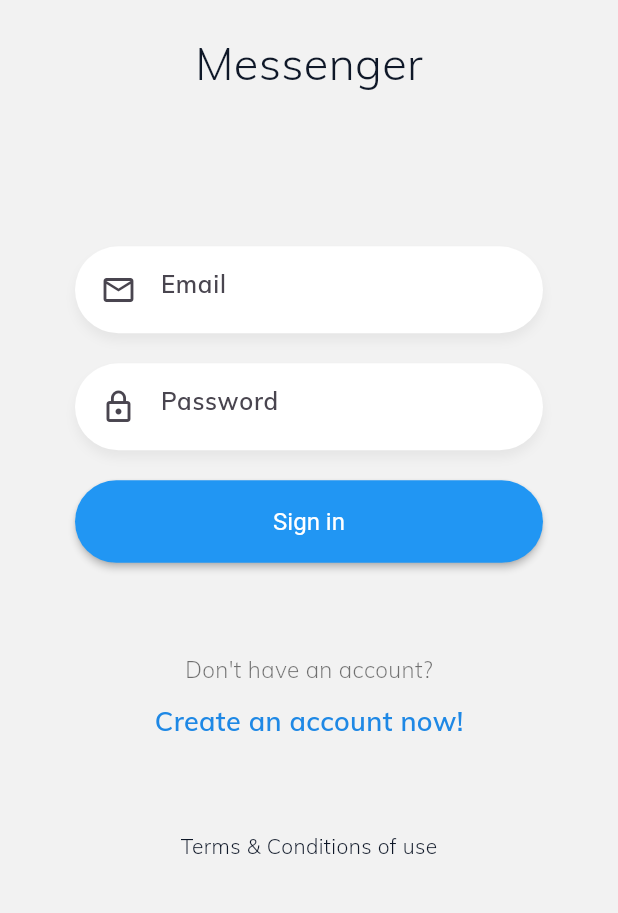
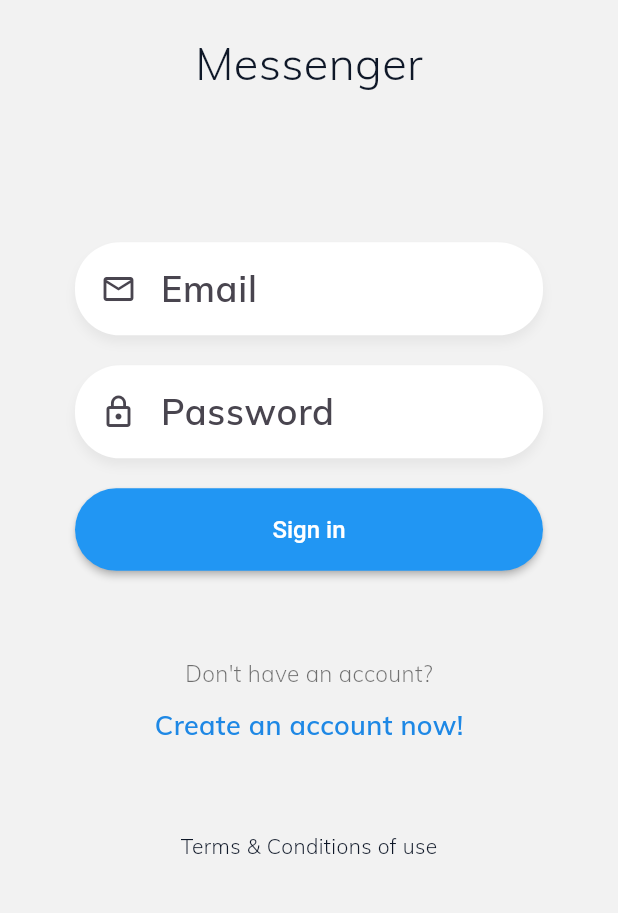
Before and after one commit to LagunaPDevs/flutter-chat-app, a Flutter app: the LoginPage screen opened by its route, on a phone screen of 412 x 824 dp, the part 251-1164 px from its top. Run offline on Flutter 3.47's test engine with Material 3 defaults, Android fonts, the phone set to English and light mode, and no system bars; our stand-ins replace flutter_secure_storage, pull_to_refresh, socket_io_client; accounts and stored records are empty; network calls fail.

```diff
--- a/lib/main.dart
+++ b/lib/main.dart
@@ -4,6 +4,7 @@ import 'package:realtime_chat/routes/routes.dart';
 import 'package:realtime_chat/services/auth_service.dart';
 import 'package:realtime_chat/services/chat_service.dart';
 import 'package:realtime_chat/services/socket_service.dart';
+import 'package:realtime_chat/themes/dark_theme.dart';
 import 'package:realtime_chat/themes/light_theme.dart';
 
 void main() {
@@ -24,11 +25,13 @@ class MyApp extends StatelessWidget {
         ChangeNotifierProvider(create: (context) => ChatService())
       ],
       child: MaterialApp(
-          debugShowCheckedModeBanner: false,
-          title: 'Chat App',
-          initialRoute: 'loading',
-          routes: appRoutes,
-          theme: lightTheme),
+        debugShowCheckedModeBanner: false,
+        title: 'Chat App',
+        initialRoute: 'loading',
+        routes: appRoutes,
+        theme: lightTheme,
+        darkTheme: darkTheme,
+      ),
     );
   }
 }
--- a/lib/themes/dark_theme.dart
+++ b/lib/themes/dark_theme.dart
@@ -4,7 +4,7 @@ import 'package:realtime_chat/themes/color_constants.dart';
 // export theme
 export 'dark_theme.dart';
 
-ThemeData lightTheme = ThemeData(
+ThemeData darkTheme = ThemeData(
   useMaterial3: true,
   primaryColor: neutralActive,
   fontFamily: 'Mulish',
@@ -13,7 +13,7 @@ ThemeData lightTheme = ThemeData(
           textStyle:
               WidgetStatePropertyAll(TextStyle(color: neutralOffWhite)))),
   textTheme: const TextTheme(
-          bodyLarge: TextStyle(fontWeight: FontWeight.bold),
+          bodyLarge: TextStyle(fontWeight: FontWeight.w600, fontSize: 24),
           bodyMedium: TextStyle(fontWeight: FontWeight.w300),
           bodySmall: TextStyle(fontWeight: FontWeight.w100),
           headlineSmall: TextStyle(color: neutralDisabled))
@@ -23,7 +23,10 @@ ThemeData lightTheme = ThemeData(
   elevatedButtonTheme: ElevatedButtonThemeData(
     style: ElevatedButton.styleFrom(
       backgroundColor: darkModeColor,
-      textStyle: const TextStyle(color: neutralOffWhite),
+      foregroundColor: neutralOffWhite,
+      padding: const EdgeInsets.symmetric(vertical: 16),
+      shape: const StadiumBorder(),
+      textStyle: const TextStyle(fontWeight: FontWeight.w500),
     ),
   ),
 );
--- a/lib/themes/light_theme.dart
+++ b/lib/themes/light_theme.dart
@@ -12,7 +12,7 @@ ThemeData lightTheme = ThemeData(
       style: ButtonStyle(
           textStyle: WidgetStatePropertyAll(TextStyle(color: defaultColor)))),
   textTheme: const TextTheme(
-          bodyLarge: TextStyle(fontWeight: FontWeight.bold),
+          bodyLarge: TextStyle(fontWeight: FontWeight.w600, fontSize: 24),
           bodyMedium: TextStyle(fontWeight: FontWeight.w300),
           bodySmall: TextStyle(fontWeight: FontWeight.w100),
           headlineSmall: TextStyle(color: neutralDisabled))
@@ -22,7 +22,10 @@ ThemeData lightTheme = ThemeData(
   elevatedButtonTheme: ElevatedButtonThemeData(
     style: ElevatedButton.styleFrom(
       backgroundColor: defaultColor,
-      textStyle: const TextStyle(color: neutralOffWhite),
+      foregroundColor: neutralOffWhite,
+      padding: const EdgeInsets.symmetric(vertical: 16),
+      shape: const StadiumBorder(),
+      textStyle: const TextStyle(fontWeight: FontWeight.w500),
     ),
   ),
 );
```
